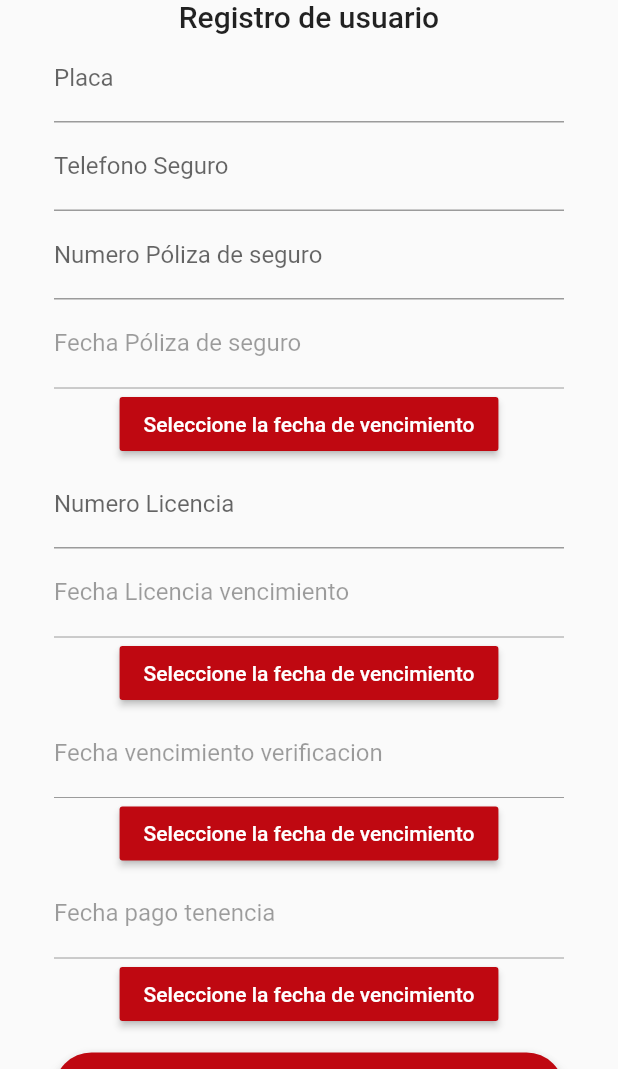
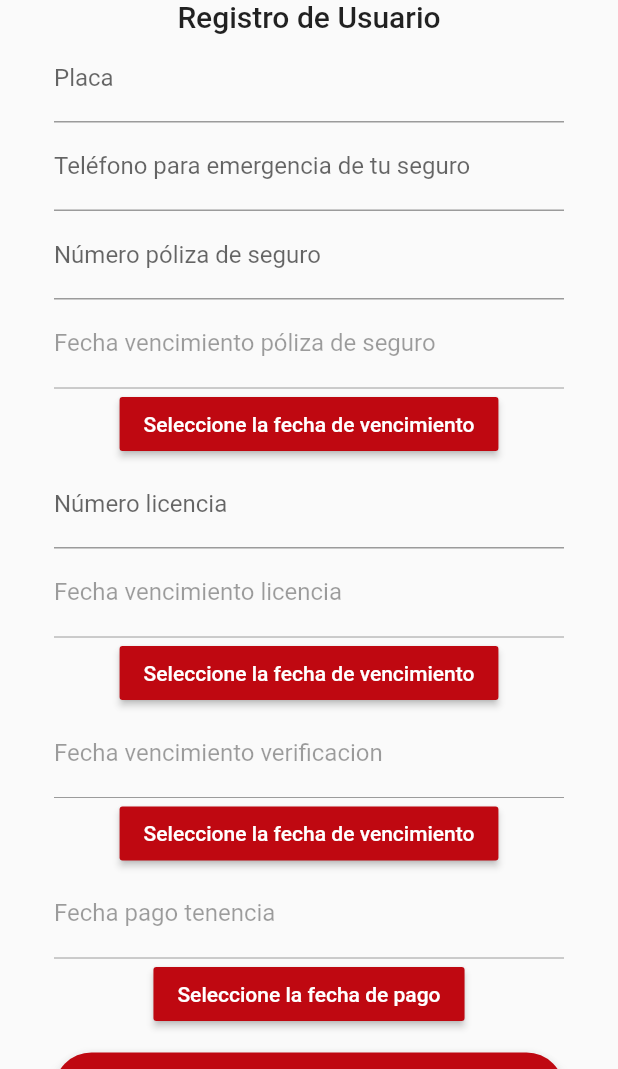
Before and after one commit to Iqneting/placeapp, a Flutter app: the RegisterExtraPage screen opened directly with empty values, on a phone screen of 412 x 824 dp, the part 167-1236 px from its top. Run offline on Flutter 3.47's test engine with Material 2 defaults, Android fonts, the phone set to English and light mode, and no system bars; our stand-ins replace carousel_slider, cloud_firestore, connectivity, cool_alert, dotted_border, firebase_auth and 13 more; missing offline and left inert: flutter_facebook_auth, google_maps_place_picker, map_launcher, mapbox_gl, mime_type and 1 more; accounts and stored records are empty.

Commit message:
Correcciones varias

```diff
--- a/lib/components/custom_header.dart
+++ b/lib/components/custom_header.dart
@@ -10,7 +10,7 @@ class CustomHeader extends StatelessWidget {
     Size screenSize = MediaQuery.of(context).size;
 
     return Container(
-      width: screenSize.width,
+      //width: screenSize.width,
       child: FittedBox(
         fit: BoxFit.cover,
         child: Container(
--- a/lib/components/noticias_slider.dart
+++ b/lib/components/noticias_slider.dart
@@ -111,6 +111,8 @@ class _NoticiasSliderState extends State<NoticiasSlider> {
               width: double.infinity,
               child: Text(
                 n.titulo,
+                maxLines: 2,
+                overflow: TextOverflow.ellipsis,
                 style: TextStyle(
                   fontSize: 20.0,
                 ),
@@ -121,6 +123,8 @@ class _NoticiasSliderState extends State<NoticiasSlider> {
               width: double.infinity,
               child: Text(
                 n.contenido,
+                maxLines: 2,
+                overflow: TextOverflow.ellipsis,
                 style: TextStyle(
                   fontSize: 12.0,
                 ),
--- a/lib/helpers/alerts_helper.dart
+++ b/lib/helpers/alerts_helper.dart
@@ -11,6 +11,7 @@ void success(
   Function f = null,
 }) {
   CoolAlert.show(
+    barrierDismissible: false,
     context: context,
     type: CoolAlertType.success,
     title: title,
--- a/lib/menu.dart
+++ b/lib/menu.dart
@@ -135,7 +135,7 @@ class _MenuBarState extends State<MenuBar> {
   }
 
   void handleLogin() {
-    Navigator.pushReplacementNamed(context, login);
+    Navigator.pushNamed(context, login);
   }
 
   void handleLogOut() {
--- a/lib/pages/register_extra_page.dart
+++ b/lib/pages/register_extra_page.dart
@@ -88,7 +88,7 @@ class _RegisterExtraPageState extends State<RegisterExtraPage> {
             setState(() {
               isSubmitting = false;
             });
-            Navigator.pushReplacementNamed(context, home);
+            Navigator.of(context).pushNamedAndRemoveUntil(home, (Route<dynamic> route) => false);
           });
         }
       }
@@ -126,17 +126,13 @@ class _RegisterExtraPageState extends State<RegisterExtraPage> {
                 borderSide: BorderSide(
               color: Colors.red,
             )),
-            hintText: "Ingrese tu placa",
+            hintText: "Placa",
             labelText: "Placa",
             hintStyle: TextStyle(color: kBaseColor)),
         validator: (String value) {
           if (value.isEmpty) {
             return 'Ingrese su placa';
           }
-
-          /* if (value.trim().length < 9 || value.trim().length > 9) {
-            return 'Su placa debe contener 9 caracteres';
-          }*/
 
           return null;
         },
@@ -155,12 +151,12 @@ class _RegisterExtraPageState extends State<RegisterExtraPage> {
                 borderSide: BorderSide(
               color: Colors.red,
             )),
-            hintText: "Introduce  numero tu licencia",
-            labelText: "Numero Licencia",
+            hintText: "Número",
+            labelText: "Número licencia",
             hintStyle: TextStyle(color: kBaseColor)),
         validator: (String value) {
           if (value.isEmpty) {
-            return 'Ingrese la vigencia de su licencia';
+            return 'Número es requerido';
           }
 
           return null;
@@ -181,13 +177,12 @@ class _RegisterExtraPageState extends State<RegisterExtraPage> {
               color: Colors.red,
             )),
             hintText: "Introduce la vigencia de tu licencia",
-            labelText: "Fecha Licencia vencimiento",
+            labelText: "Fecha vencimiento licencia",
             hintStyle: TextStyle(color: kBaseColor)),
         validator: (String value) {
           if (value.isEmpty) {
             return 'Ingrese la vigencia de su licencia';
           }
-
           return null;
         },
         onSaved: (String value) {
@@ -230,12 +225,12 @@ class _RegisterExtraPageState extends State<RegisterExtraPage> {
                 borderSide: BorderSide(
               color: Colors.red,
             )),
-            hintText: "Ingrese numero de su póliza de seguro",
-            labelText: "Numero Póliza de seguro",
+            hintText: "Número",
+            labelText: "Número póliza de seguro",
             hintStyle: TextStyle(color: kBaseColor)),
         validator: (String value) {
           if (value.isEmpty) {
-            return 'Ingrese la vigencia de su póliza de seguro';
+            return 'Número es requerido';
           }
 
           return null;
@@ -256,7 +251,7 @@ class _RegisterExtraPageState extends State<RegisterExtraPage> {
               color: Colors.red,
             )),
             hintText: "Ingrese la vigencia de su póliza de seguro",
-            labelText: "Fecha Póliza de seguro",
+            labelText: "Fecha vencimiento póliza de seguro",
             hintStyle: TextStyle(color: kBaseColor)),
         validator: (String value) {
           if (value.isEmpty) {
@@ -305,12 +300,12 @@ class _RegisterExtraPageState extends State<RegisterExtraPage> {
                 borderSide: BorderSide(
               color: Colors.red,
             )),
-            hintText: "Telefono",
-            labelText: "Telefono Seguro",
+            hintText: "Teléfono",
+            labelText: "Teléfono para emergencia de tu seguro",
             hintStyle: TextStyle(color: kBaseColor)),
         validator: (String value) {
           if (value.isEmpty) {
-            return 'Numero de telefono es requerido';
+            return 'Teléfono es requerido';
           }
 
           return null;
@@ -334,10 +329,7 @@ class _RegisterExtraPageState extends State<RegisterExtraPage> {
                   _dateLicencia == null ? DateTime.now() : _dateLicencia,
               firstDate: _dateLicencia == null ? DateTime.now() : _dateLicencia,
               lastDate: DateTime(2050),
-              fieldLabelText: 'Fecha de vencimiento de su seguro',
-              fieldHintText: 'Fecha de vencimiento de su seguro',
               cancelText: 'Cancelar',
-              helpText: 'Fecha de vencimiento de su seguro',
             ).then((date) {
               setState(() {
                 _dateLicencia = date;
@@ -366,8 +358,6 @@ class _RegisterExtraPageState extends State<RegisterExtraPage> {
                     firstDate:
                         _dateSeguro == null ? DateTime.now() : _dateSeguro,
                     lastDate: DateTime(2050),
-                    fieldLabelText: 'Fecha de vencimiento de su seguro',
-                    fieldHintText: 'Fecha de vencimiento de su seguro',
                     cancelText: 'Cancelar')
                 .then((date) {
               setState(() {
@@ -400,10 +390,7 @@ class _RegisterExtraPageState extends State<RegisterExtraPage> {
                   ? DateTime.now()
                   : _dateVencimientoVerificacion,
               lastDate: DateTime(2050),
-              fieldLabelText: 'Fecha de vencimiento de su seguro',
-              fieldHintText: 'Fecha de vencimiento de su seguro',
               cancelText: 'Cancelar',
-              helpText: 'Fecha de vencimiento de su seguro',
             ).then((date) {
               setState(() {
                 _dateVencimientoVerificacion = date;
@@ -419,7 +406,7 @@ class _RegisterExtraPageState extends State<RegisterExtraPage> {
       mainAxisAlignment: MainAxisAlignment.center,
       children: <Widget>[
         RaisedButton(
-          child: Text('Seleccione la fecha de vencimiento',
+          child: Text('Seleccione la fecha de pago',
               textAlign: TextAlign.center,
               style: TextStyle(color: Colors.white)),
           color: kBaseColor,
@@ -433,10 +420,7 @@ class _RegisterExtraPageState extends State<RegisterExtraPage> {
                   ? DateTime.now()
                   : _datePagoTendencia,
               lastDate: DateTime(2050),
-              fieldLabelText: 'Fecha de vencimiento de su seguro',
-              fieldHintText: 'Fecha de vencimiento de su seguro',
               cancelText: 'Cancelar',
-              helpText: 'Fecha de vencimiento de su seguro',
             ).then((date) {
               setState(() {
                 _datePagoTendencia = date;
@@ -497,7 +481,9 @@ class _RegisterExtraPageState extends State<RegisterExtraPage> {
       ],
     );
 
-    return Scaffold(
+    return WillPopScope(
+      onWillPop: () async => false,
+        child: Scaffold(
         body: Form(
           key: _formKey,
           child: BlurContainer(
@@ -514,7 +500,7 @@ class _RegisterExtraPageState extends State<RegisterExtraPage> {
                       logo,
                       !isAfiliado
                           ? Text(
-                            "Registro de usuario",
+                              "Registro de Usuario",
                               style: TextStyle(
                                 color: Colors.black87,
                                 fontSize: 20.0,
@@ -549,6 +535,7 @@ class _RegisterExtraPageState extends State<RegisterExtraPage> {
                 ),
               ),
             ],
+          ),
         ),
       ),
     );
```
Also changed, not shown: lib/pages/afiliados/afiliados_home.dart (+16 -6 lines), lib/pages/afiliados/editar_afilidado_page.dart (+3 -70 lines), lib/pages/afiliados/registro_afiliacion.dart (+26 -26 lines), lib/pages/login_page.dart (+13 -6 lines), lib/pages/quetepaso/quetepaso.dart (+28 -27 lines), lib/pages/register_page.dart (+2 -13 lines), lib/pages/tutorial/widgets/item_tutorial.dart (+4 -4 lines), 1 other file. Lines whose indentation alone changed are shown as unchanged.
